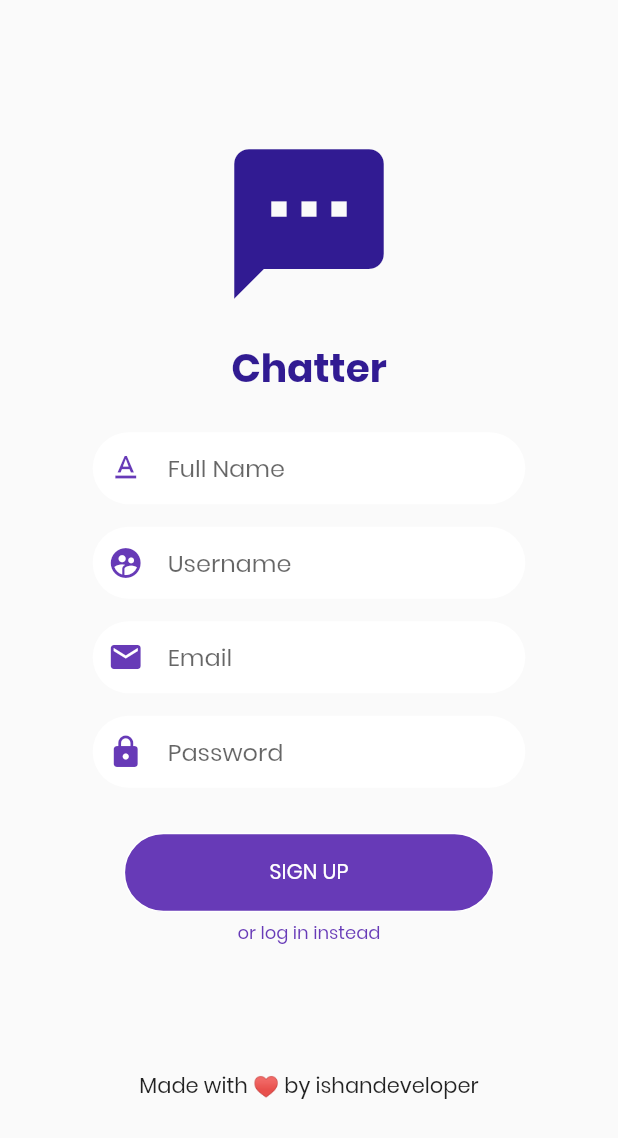
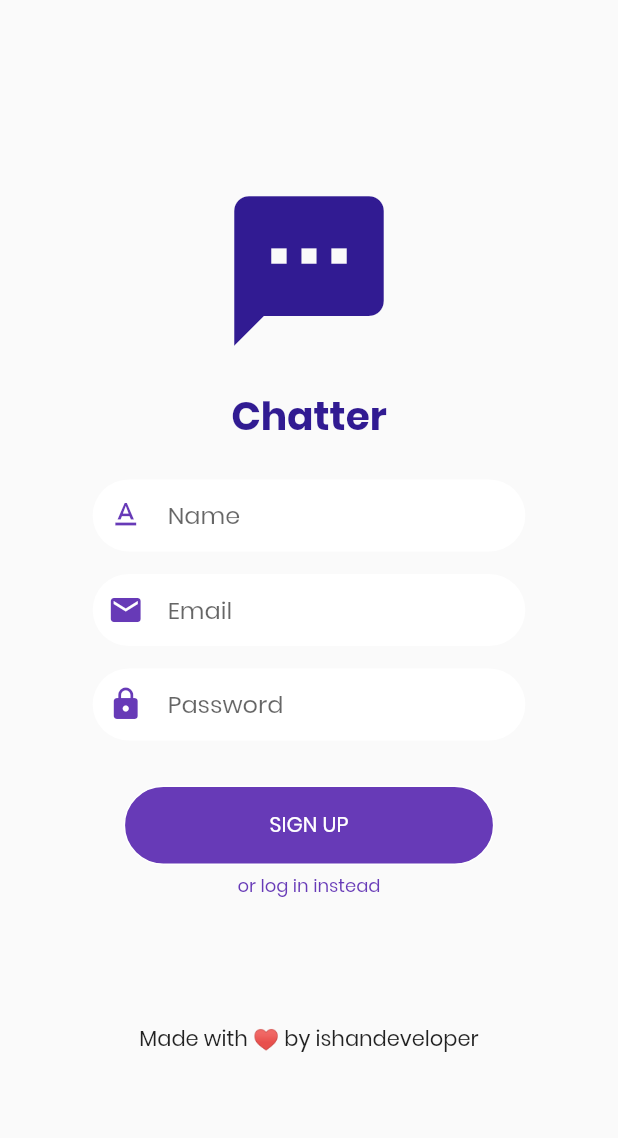
Before and after one commit to javarefactor/chatting-app-flutter, a Flutter app: the ChatterSignUp screen opened by its route, on a phone screen of 412 x 824 dp. Shown: the top 1138 px of the screen. Run offline on Flutter 3.47's test engine with Material 2 defaults, Android fonts, the phone set to English and light mode, and no system bars; our stand-ins replace animated_text_kit, firebase_auth, modal_progress_hud; missing offline and left inert: edge_alert; accounts and stored records are empty.

Commit message:
UX improved

```diff
--- a/lib/pages/signup.dart
+++ b/lib/pages/signup.dart
@@ -12,7 +12,7 @@ class ChatterSignUp extends StatefulWidget {
 class _ChatterSignUpState extends State<ChatterSignUp> {
   final _auth = FirebaseAuth.instance;
   String email;
-  String username;
+  // String username;
   String password;
   String name;
 
@@ -61,7 +61,7 @@ class _ChatterSignUpState extends State<ChatterSignUp> {
                 //       color: Colors.deepPurple),
                 // ),
                 CustomTextInput(
-                  hintText: 'Full Name',
+                  hintText: 'Name',
                   leading: Icons.text_format,
                   obscure: false,
                   userTyped: (value) {
@@ -71,14 +71,14 @@ class _ChatterSignUpState extends State<ChatterSignUp> {
                 SizedBox(
                   height: 0,
                 ),
-                CustomTextInput(
-                  hintText: 'Username',
-                  obscure: false,
-                  leading: Icons.supervised_user_circle,
-                  userTyped: (value) {
-                    username = value;
-                  },
-                ),
+                // CustomTextInput(
+                //   hintText: 'Username',
+                //   obscure: false,
+                //   leading: Icons.supervised_user_circle,
+                //   userTyped: (value) {
+                //     username = value;
+                //   },
+                // ),
                 SizedBox(
                   height: 0,
                 ),
@@ -112,7 +112,7 @@ class _ChatterSignUpState extends State<ChatterSignUp> {
                     onpress: () async {
                       if (name != null &&
                           password != null &&
-                          username != null &&
+
                           email != null) {
                         try {
                           final newUser =
```
